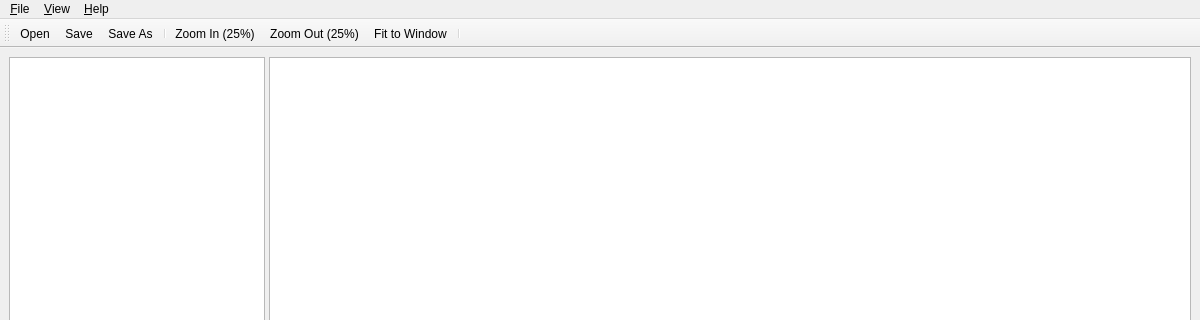
Above: mainWin.ui from crwolff/Tiffany before the change; both pictures show x 0 to 1200 and y 0 to 320 of the 1200 by 900 pixel window. Below: the same form after it.
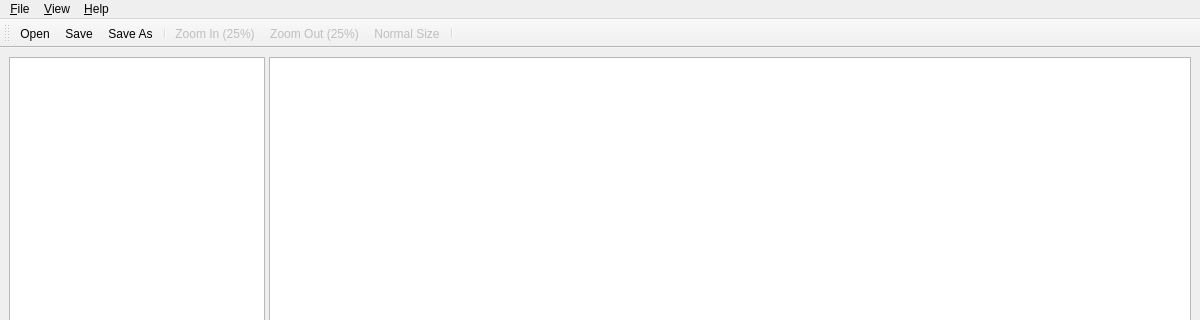
That is the form after the change. Icons and pictures are not drawn.

Commit message: Zoom In/Out enabled

Diff of the .ui file:
```diff
--- a/mainWin.ui
+++ b/mainWin.ui
@@ -109,7 +109,7 @@
    <addaction name="separator"/>
    <addaction name="zoomInAct"/>
    <addaction name="zoomOutAct"/>
-   <addaction name="fitToWindowAct"/>
+   <addaction name="normalSizeAct"/>
    <addaction name="separator"/>
   </widget>
   <action name="openAct">
@@ -145,6 +145,9 @@
    </property>
   </action>
   <action name="zoomInAct">
+   <property name="enabled">
+    <bool>false</bool>
+   </property>
    <property name="icon">
     <iconset resource="rsrc.qrc">
      <normaloff>:/images/assets/icn_Toolbar_zoom_in.png</normaloff>:/images/assets/icn_Toolbar_zoom_in.png</iconset>
@@ -154,6 +157,9 @@
    </property>
   </action>
   <action name="zoomOutAct">
+   <property name="enabled">
+    <bool>false</bool>
+   </property>
    <property name="icon">
     <iconset resource="rsrc.qrc">
      <normaloff>:/images/assets/icn_Toolbar_zoom_out.png</normaloff>:/images/assets/icn_Toolbar_zoom_out.png</iconset>
@@ -163,17 +169,15 @@
    </property>
   </action>
   <action name="normalSizeAct">
-   <property name="text">
-    <string>&amp;Normal Size</string>
+   <property name="enabled">
+    <bool>false</bool>
    </property>
-  </action>
-  <action name="fitToWindowAct">
    <property name="icon">
     <iconset resource="rsrc.qrc">
      <normaloff>:/images/assets/icn_Toolbar_fit2window.png</normaloff>:/images/assets/icn_Toolbar_fit2window.png</iconset>
    </property>
    <property name="text">
-    <string>&amp;Fit to Window</string>
+    <string>&amp;Normal Size</string>
    </property>
   </action>
   <action name="aboutAct">
```
Left out of the diff: 2 changed lines with no effect on the pictures. The commit also changes 1 other file.
